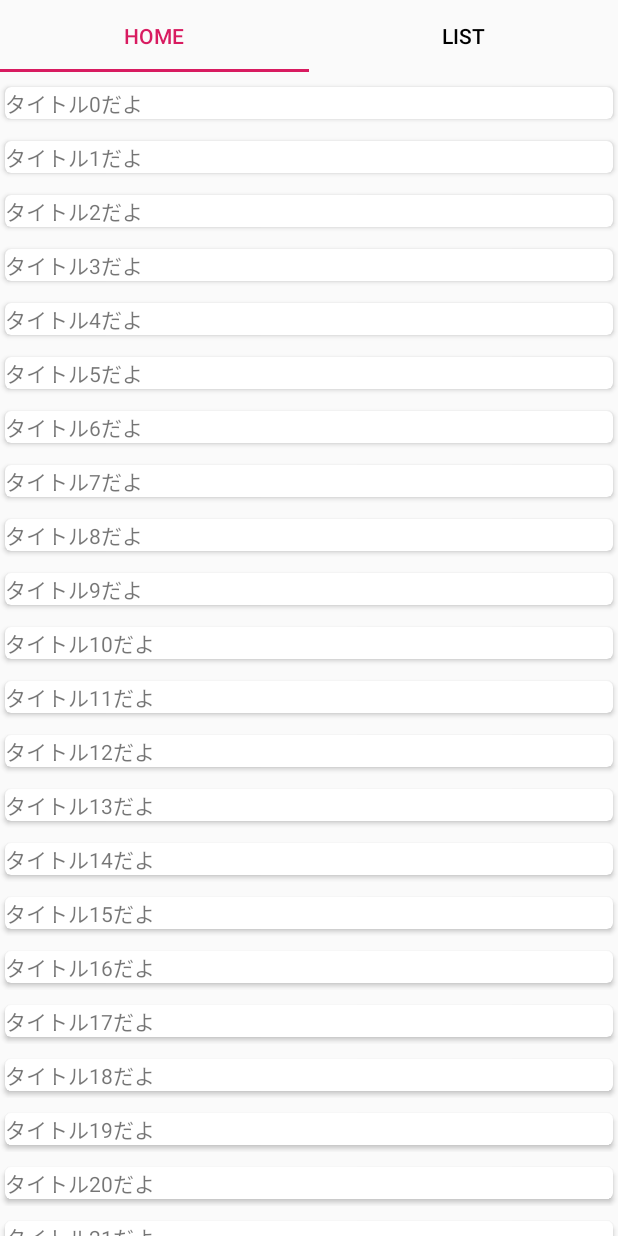
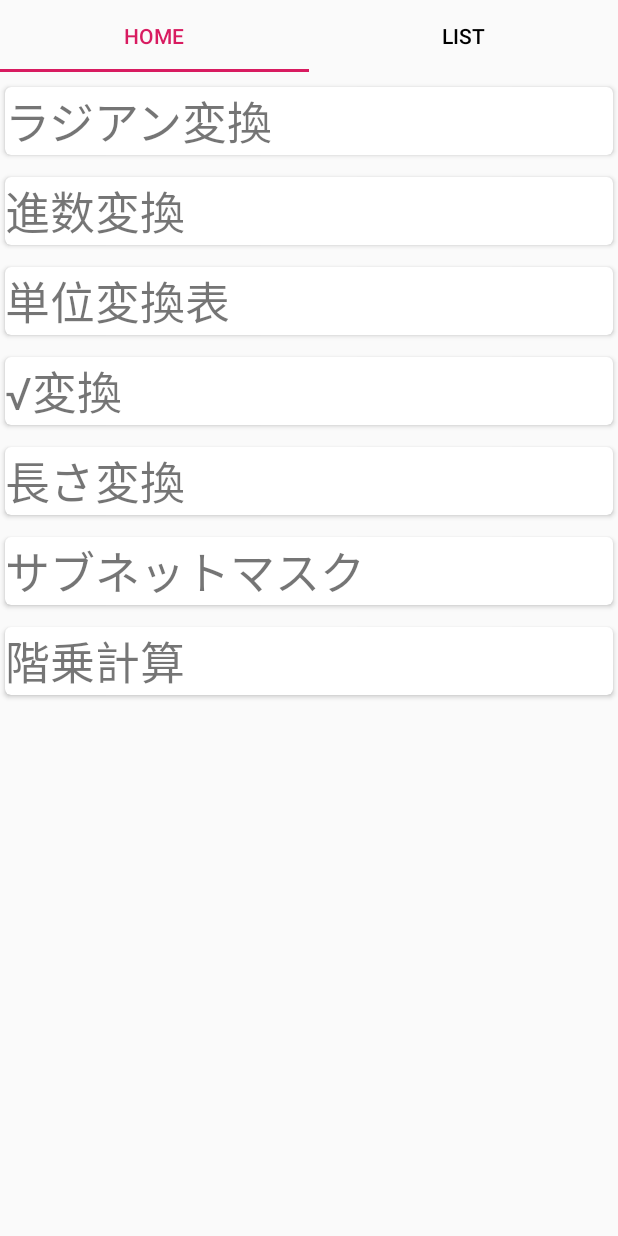
Before and after one commit to hsgw-yuta/MCA, an Android app: the screen it shows after launch (MainActivity), on a phone screen of 412 x 824 dp. Run offline under Robolectric (Android 15) with nearby library versions, the phone set to English and light mode, and no system bars.

Commit message:
0,1,dellキーの表示機能実装

```diff
--- a/app/src/main/AndroidManifest.xml
+++ b/app/src/main/AndroidManifest.xml
@@ -10,7 +10,7 @@
         android:supportsRtl="true"
         android:theme="@style/AppTheme.NoActionBar">
         <activity
-            android:name=".View.MainActivity"
+            android:name=".View.View.MainActivity"
             android:label="@string/app_name"
             android:theme="@style/AppTheme.NoActionBar">
             <intent-filter>
--- a/app/src/main/java/com/example/mca/View/MainActivity.kt
+++ b/app/src/main/java/com/example/mca/View/View/MainActivity.kt
@@ -1,8 +1,9 @@
-package com.example.mca.View
+package com.example.mca.View.View
 
 import android.os.Bundle
 import androidx.appcompat.app.AppCompatActivity
 import com.example.mca.R
+import com.example.mca.View.TabAdapter
 import kotlinx.android.synthetic.main.activity_main.*
 
 class MainActivity : AppCompatActivity() {
@@ -11,7 +12,7 @@ class MainActivity : AppCompatActivity() {
         super.onCreate(savedInstanceState)
         setContentView(R.layout.activity_main)
 
-        pager.adapter = TabAdapter(supportFragmentManager,this)
+        pager.adapter = TabAdapter(supportFragmentManager, this)
 
         tab_layout.setupWithViewPager(pager)
 
--- a/app/src/main/java/com/example/mca/View/MainFragment.kt
+++ b/app/src/main/java/com/example/mca/View/View/MainFragment.kt
@@ -1,4 +1,4 @@
-package com.example.mca.View
+package com.example.mca.View.View
 
 import android.os.Bundle
 import android.view.LayoutInflater
@@ -7,13 +7,22 @@ import android.view.ViewGroup
 import androidx.fragment.app.Fragment
 import androidx.recyclerview.widget.LinearLayoutManager
 import com.example.mca.R
+import com.example.mca.View.ViewAdapter
 import com.example.mca.View.data.RowData
 import com.google.android.material.snackbar.Snackbar
 import kotlinx.android.synthetic.main.fragment_main.*
 
 class MainFragment: Fragment(){
+    val menu: ArrayList<String> = arrayListOf(
+        "ラジアン変換",
+        "進数変換",
+        "単位変換表",
+        "√変換",
+        "長さ変換",
+        "サブネットマスク",
+        "階乗計算")
+
     override fun onCreateView(inflater: LayoutInflater, container: ViewGroup?, savedInstanceState: Bundle?): View? {
-
         var view = inflater.inflate(R.layout.fragment_main,container,false)
         return view
     }
@@ -23,11 +32,13 @@ class MainFragment: Fragment(){
         super.onViewCreated(view, savedInstanceState)
 
         val recyclerView = recycler_list
-        val adapter = ViewAdapter(createDataList(), object : ViewAdapter.ListListener {
-            override fun onClickRow(tappedView: View, rowData: RowData) {
-                this@MainFragment.onClickRow(tappedView, rowData)
-            }
-        })
+        val adapter = ViewAdapter(
+            createDataList(),
+            object : ViewAdapter.ListListener {
+                override fun onClickRow(tappedView: View, rowData: RowData) {
+                    this@MainFragment.onClickRow(tappedView, rowData)
+                }
+            })
 
         recyclerView.setHasFixedSize(true)
         recyclerView.layoutManager = LinearLayoutManager(activity)
@@ -37,9 +48,9 @@ class MainFragment: Fragment(){
     // sampledata
     private fun createDataList(): List<RowData> {
         val dataList = mutableListOf<RowData>()
-        for (i in 0..49) {
+        for (i in 0.. menu.size-1) {
             val data: RowData = RowData().also {
-                it.title = "タイトル" + i + "だよ"
+                it.title = menu[i].toString()
             }
             dataList.add(data)
         }
--- a/app/src/main/res/layout/activity_main.xml
+++ b/app/src/main/res/layout/activity_main.xml
@@ -5,7 +5,7 @@
     xmlns:tools="http://schemas.android.com/tools"
     android:layout_width="match_parent"
     android:layout_height="match_parent"
-    tools:context=".View.MainActivity">
+    tools:context=".View.View.MainActivity">
 
     <androidx.viewpager.widget.ViewPager
         android:id="@+id/pager"
--- a/app/src/main/res/layout/fragment_sub.xml
+++ b/app/src/main/res/layout/fragment_sub.xml
@@ -11,6 +11,8 @@
         android:layout_height="wrap_content"
         android:layout_marginTop="50dp"
         android:layout_marginBottom="100dp"
+        android:descendantFocusability="beforeDescendants"
+        android:focusableInTouchMode="true"
         android:orientation="horizontal">
         <EditText
             android:id="@+id/result"
@@ -18,8 +20,10 @@
             android:layout_height="wrap_content"
             android:ems="10"
             android:inputType="number"
+
             android:autofillHints="@string/result" />
         <Button
+            android:id="@+id/dell_btn"
             android:layout_width="wrap_content"
             android:layout_height="wrap_content"
             android:text="DEL"/>
--- a/app/src/main/res/layout/list_item.xml
+++ b/app/src/main/res/layout/list_item.xml
@@ -13,6 +13,7 @@
         app:cardUseCompatPadding="true">
     <TextView
         android:id="@+id/list_title"
+        android:textSize="30sp"
         android:layout_width="wrap_content"
         android:layout_height="wrap_content"/>
 
```
Also changed, not shown: app/src/main/java/com/example/mca/View/SubFragment.kt (deleted, +0 -15 lines), app/src/main/java/com/example/mca/View/TabAdapter.kt (+6 -2 lines), app/src/main/java/com/example/mca/View/View/SubFragment.kt (added, +71 -0 lines).
